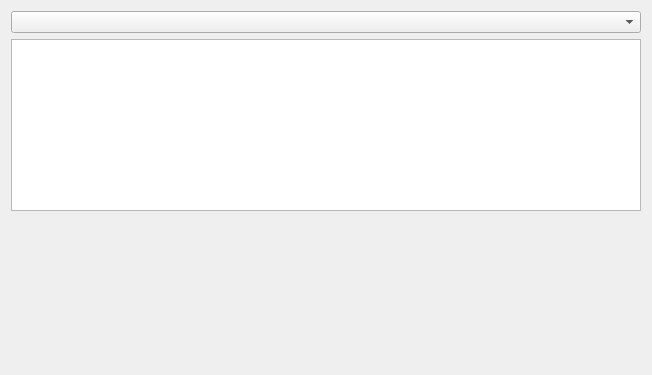
This is plugins/calc_diffcoeff/dlgcomponentinfo.ui in jkriege2/QuickFit3 as Qt 5 draws it before an edit; both pictures show x 0 to 652 and y 0 to 375 of the 652 by 601 pixel window. The edited form follows.
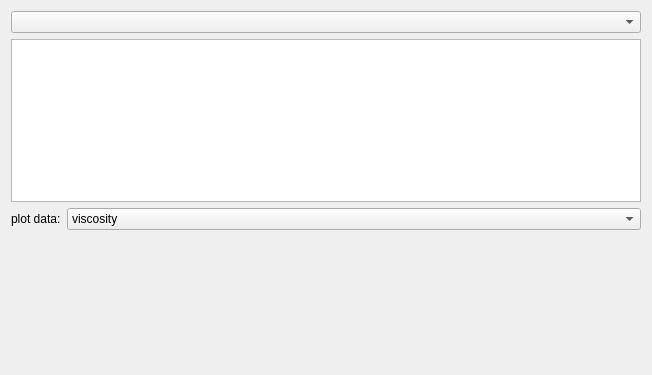
This is the edited form. Icons and pictures are not drawn. Custom widgets are drawn as their Qt base class.

Commit message:
QuickFit3/calc_diffcoeff:   - givenD data may be deleted now   - givenD user data is stored in config directory now.   - you may view different plots (viscosity, density, refractive index) for solutes   - improved online help
LIB/jkqtplotter:
  - added button/action to display a table with the plot data in a separate (modal) window
  - shows a settinsgd ialog when copying to the clipboard

Diff of the .ui file:
```diff
--- a/plugins/calc_diffcoeff/dlgcomponentinfo.ui
+++ b/plugins/calc_diffcoeff/dlgcomponentinfo.ui
@@ -20,7 +20,7 @@
    <iconset resource="qfediffusioncoefficientcalculator.qrc">
     <normaloff>:/calc_diffcoeff/qfediffusioncoefficientcalculator.png</normaloff>:/calc_diffcoeff/qfediffusioncoefficientcalculator.png</iconset>
   </property>
-  <layout class="QVBoxLayout" name="verticalLayout" stretch="0,1,2,0">
+  <layout class="QVBoxLayout" name="verticalLayout" stretch="0,1,0,2,0">
    <item>
     <widget class="QComboBox" name="comboBox"/>
    </item>
@@ -40,6 +40,36 @@
      </attribute>
     </widget>
    </item>
+   <item>
+    <layout class="QFormLayout" name="formLayout">
+     <item row="0" column="1">
+      <widget class="QComboBox" name="cmbPlot">
+       <item>
+        <property name="text">
+         <string>viscosity</string>
+        </property>
+       </item>
+       <item>
+        <property name="text">
+         <string>density</string>
+        </property>
+       </item>
+       <item>
+        <property name="text">
+         <string>refractive index</string>
+        </property>
+       </item>
+      </widget>
+     </item>
+     <item row="0" column="0">
+      <widget class="QLabel" name="label">
+       <property name="text">
+        <string>plot data:</string>
+       </property>
+      </widget>
+     </item>
+    </layout>
+   </item>
    <item>
     <widget class="JKQtPlotter" name="plotter" native="true"/>
    </item>
```
Left out of the diff: 3 changed lines with no effect on the pictures. The commit also changes 8 other files.
